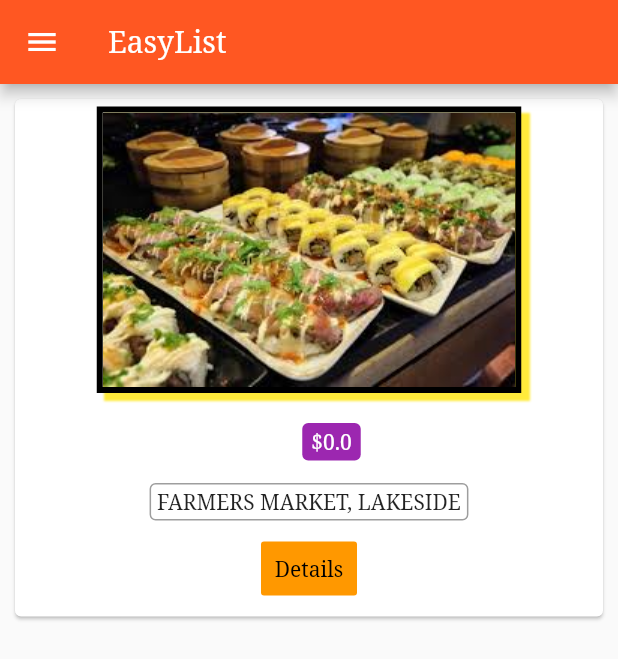
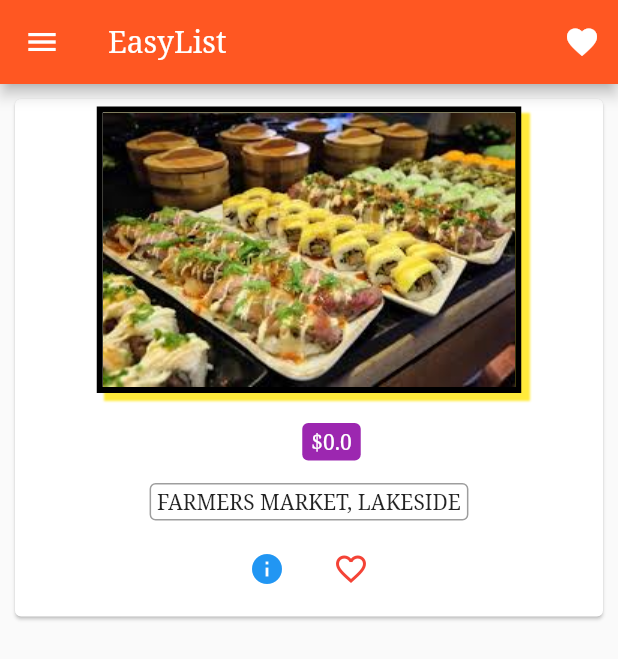
Before and after one commit to anantakrroy/FlutterDevelopment, a Flutter app: the ProductManage screen opened by its route, after a tap on "Create", on a phone screen of 412 x 824 dp. Shown: the top 659 px of the screen. Run offline on Flutter 3.47's test engine with Material 2 defaults, Android fonts, the phone set to English and light mode, and no system bars; our stand-ins replace sqflite, validators; accounts and stored records are empty.

Commit message:
Icon buttons added

```diff
--- a/easylist/lib/pages/home.dart
+++ b/easylist/lib/pages/home.dart
@@ -18,6 +18,7 @@ class HomePage extends StatelessWidget {
               title: Text("Choose"),
             ),
             ListTile(
+              leading: Icon(Icons.edit),
               title: Text("Manage Products"),
               onTap: () {
                 Navigator.pushReplacementNamed(context, '/admin');
@@ -27,6 +28,7 @@ class HomePage extends StatelessWidget {
         )),
         appBar: AppBar(
           title: Text("EasyList"),
+          actions: <Widget>[IconButton(icon: Icon(Icons.favorite),onPressed: () {},)],
         ),
         body: ProductManager(products));
   }
--- a/easylist/lib/pages/productmanage.dart
+++ b/easylist/lib/pages/productmanage.dart
@@ -24,6 +24,7 @@ class ProductManage extends StatelessWidget {
                 title: Text("My Pages"),
               ),
               ListTile(
+                leading: Icon(Icons.shop),
                 title: Text("Product List"),
                 onTap: () {
                   Navigator.pushReplacementNamed(context, '/');
--- a/easylist/lib/products.dart
+++ b/easylist/lib/products.dart
@@ -57,19 +57,30 @@ class Products extends StatelessWidget {
           ),
           DecoratedBox(
             decoration: BoxDecoration(
-              border: Border.all(color: Colors.grey,width: 1.0),
-              borderRadius: BorderRadius.circular(4.0),),
-            child: Padding(padding: EdgeInsets.symmetric(horizontal: 5.0, vertical: 3.0),child: Text("FARMERS MARKET, LAKESIDE")),
+              border: Border.all(color: Colors.grey, width: 1.0),
+              borderRadius: BorderRadius.circular(4.0),
+            ),
+            child: Padding(
+                padding: EdgeInsets.symmetric(horizontal: 5.0, vertical: 3.0),
+                child: Text("FARMERS MARKET, LAKESIDE")),
           ),
           ButtonBar(
             alignment: MainAxisAlignment.center,
             children: <Widget>[
-              FlatButton(
-                child: Text('Details'),
-                color: Colors.orange,
-                splashColor: Colors.yellow,
+              IconButton(
+                icon: Icon(Icons.info),
+                color: Colors.blue,
+                splashColor: Colors.blueAccent,
                 onPressed: () => Navigator.pushNamed<bool>(
                     context, '/product/' + index.toString()),
+              ),
+              IconButton(
+                icon: Icon(Icons.favorite_border),
+                color: Colors.red,
+                splashColor: Colors.redAccent,
+                onPressed: () {
+
+                },
               )
             ],
           )
```
